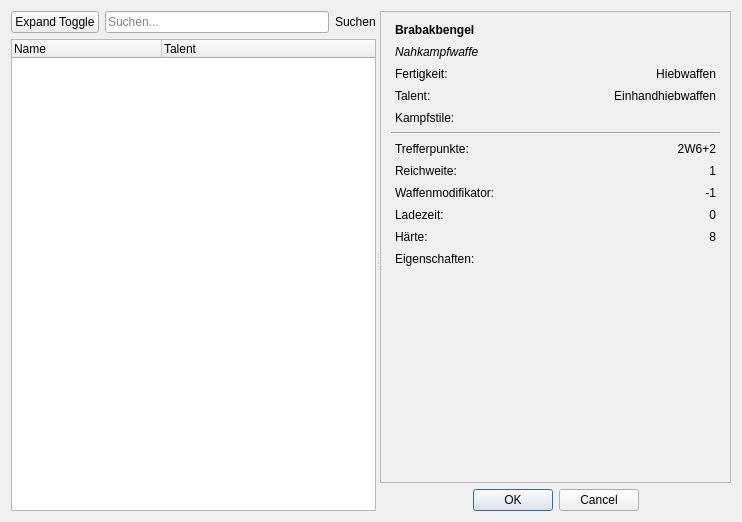
Old version of the form designer/CharakterWaffenPicker.ui in the repository Aeolitus/Sephrasto.
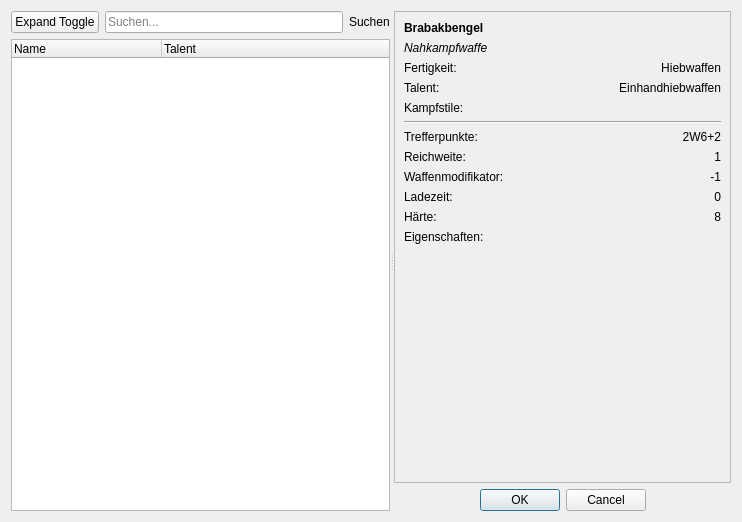
New version of the form.

```diff
--- a/designer/CharakterWaffenPicker.ui
+++ b/designer/CharakterWaffenPicker.ui
@@ -54,6 +54,11 @@
          </item>
          <item>
           <widget class="QLabel" name="labelFilter">
+           <property name="font">
+            <font>
+             <hintingpreference>PreferNoHinting</hintingpreference>
+            </font>
+           </property>
            <property name="text">
             <string>Suchen</string>
            </property>
@@ -128,13 +133,9 @@
          </property>
          <property name="font">
           <font>
-           <weight>50</weight>
            <bold>false</bold>
           </font>
          </property>
-         <property name="styleSheet">
-          <string notr="true">padding: 1px</string>
-         </property>
          <property name="frameShape">
           <enum>QFrame::StyledPanel</enum>
          </property>
@@ -146,8 +147,8 @@
            <rect>
             <x>0</x>
             <y>0</y>
-            <width>326</width>
-            <height>459</height>
+            <width>348</width>
+            <height>460</height>
            </rect>
           </property>
           <layout class="QFormLayout" name="formLayout">
@@ -155,7 +156,6 @@
             <widget class="QLabel" name="labelName">
              <property name="font">
               <font>
-               <weight>75</weight>
                <bold>true</bold>
               </font>
              </property>
@@ -236,7 +236,6 @@
             <widget class="QLabel" name="labelTP">
              <property name="font">
               <font>
-               <weight>50</weight>
                <bold>false</bold>
               </font>
              </property>
```
Left out of the diff: 37 changed lines with no effect on the pictures.
